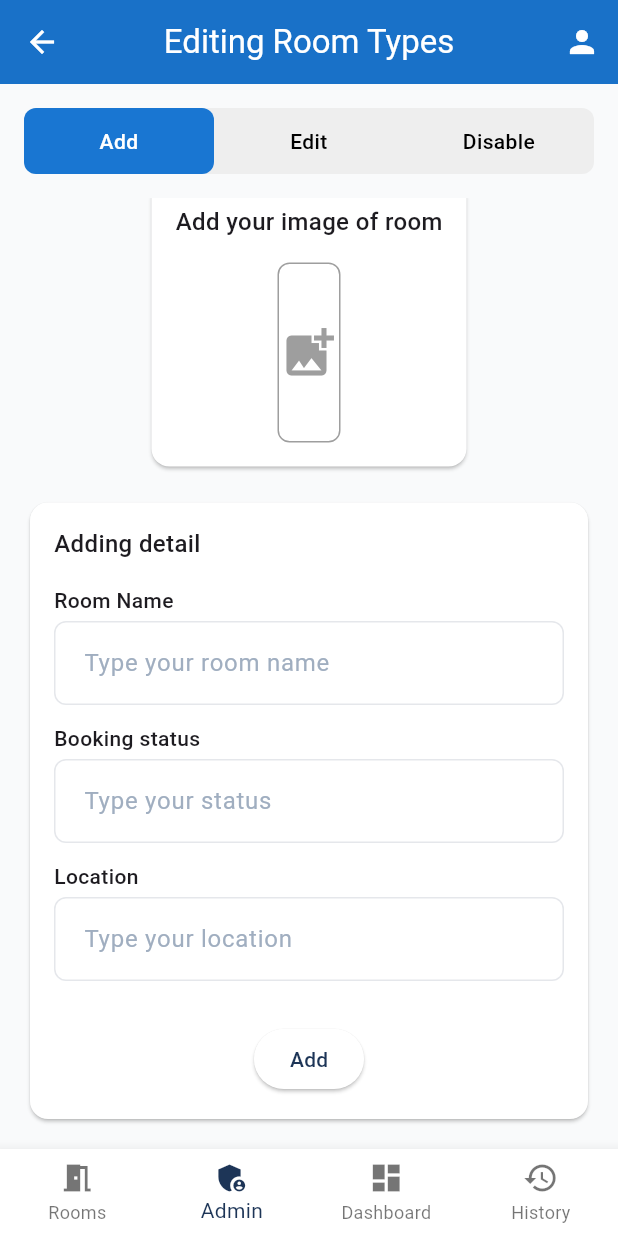
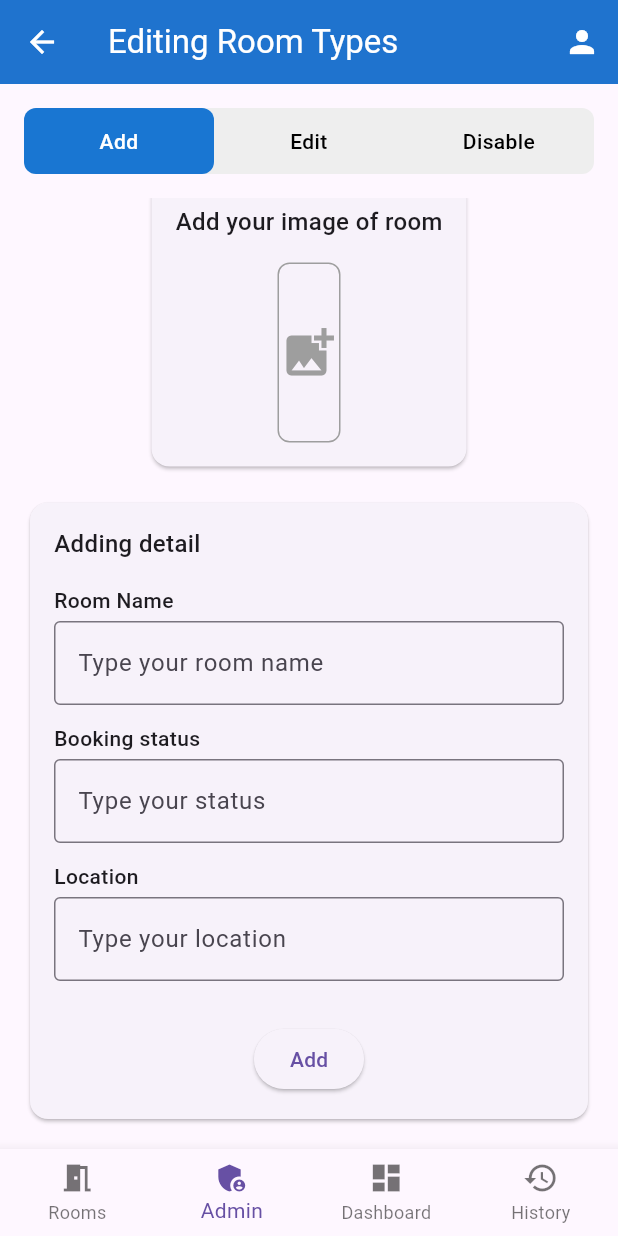
Before and after one commit to riley-tannie/room_booking, a Flutter app: the EditRoomTypesPage screen opened directly, scrolled down 32 dp, on a phone screen of 412 x 824 dp. Run offline on Flutter 3.47's test engine with Material 3 defaults, Android fonts, the phone set to English and light mode, and no system bars; statements that could not run were skipped.

Commit message:
import App_theme, Data store

```diff
--- a/lib/app_theme.dart
+++ b/lib/app_theme.dart
@@ -1,18 +1,17 @@
 // app_theme.dart
-
 import 'package:flutter/material.dart';
 
 class AppTheme {
-  // Primary Colors: Dark Blue (Navy/Indigo) for accents and primary
+  // 🔵 Primary Colors: Dark Blue (Navy/Indigo) for accents and primary actions
   static const Color primaryColor = Color(0xFF1D3557); // Dark Blue
   static const Color primaryDark = Color(0xFF132A46); // Deeper Blue
   static const Color primaryLight = Color(0xFF457B9D); // Lighter Blue
 
-  // Secondary Colors: White/Off-White for backgrounds and surfaces
+  // ⚪ Secondary Colors: White/Off-White for backgrounds and surfaces
   static const Color secondaryColor = Color(0xFFFFFFFF); // White
   static const Color accentColor = Color(0xFF6B7280); // Medium Gray
 
-  // Status Colors
+  // Status Colors (Kept for functional components)
   static const Color successColor = Color(0xFF10B981);
   static const Color warningColor = Color(0xFFF59E0B);
   static const Color errorColor = Color(0xFFEF4444);
@@ -23,33 +22,140 @@
   static const Color surfaceColor = Color(0xFFFFFFFF); // Pure White Surface
   static const Color cardColor = Color(0xFFFFFFFF);
 
-  // Text Colors
+  // Text Colors (Dark text against light background)
   static const Color textPrimary = Color(0xFF1D3557); // Dark Blue (same as primary)
-  static const Color textSecondary = Color(0xFF4B5563); // Dark Gray
-  static const Color textDisabled = Color(0xFFA0AEC0); // Light Gray
+  static const Color textSecondary = Color(0xFF4B5563); // Medium Dark Gray
+  static const Color textDisabled = Color(0xFF9CA3AF); // Light Gray
 
-  // Border Color
-  static const Color borderColor = Color(0xFFE5E7EB); // Very light gray border
+  // Border Colors
+  static const Color borderColor = Color(0xFFD1D5DB); // Light Gray border
+  static const Color dividerColor = Color(0xFFE5E7EB);
 
-  static ThemeData get lightTheme {
-    final textTheme = ThemeData.light().textTheme;
-    return ThemeData(
+  // Gradient (Dark Blue to Deeper Blue)
+  static const Gradient primaryGradient = LinearGradient(
+    begin: Alignment.topLeft,
+    end: Alignment.bottomRight,
+    colors: [primaryColor, primaryDark],
+  );
+
+  // Text Themes
+  static TextTheme get textTheme => const TextTheme(
+    displayLarge: TextStyle(
+      fontSize: 32,
+      fontWeight: FontWeight.bold,
+      color: textPrimary,
+    ),
+    displayMedium: TextStyle(
+      fontSize: 28,
+      fontWeight: FontWeight.bold,
+      color: textPrimary,
+    ),
+    displaySmall: TextStyle(
+      fontSize: 24,
+      fontWeight: FontWeight.bold,
+      color: textPrimary,
+    ),
+    headlineMedium: TextStyle(
+      fontSize: 20,
+      fontWeight: FontWeight.bold,
+      color: textPrimary,
+    ),
+    headlineSmall: TextStyle(
+      fontSize: 18,
+      fontWeight: FontWeight.bold,
+      color: textPrimary,
+    ),
+    titleLarge: TextStyle(
+      fontSize: 16,
+      fontWeight: FontWeight.w600,
+      color: textPrimary,
+    ),
+    bodyLarge: TextStyle(
+      fontSize: 16,
+      fontWeight: FontWeight.normal,
+      color: textPrimary,
+    ),
+    bodyMedium: TextStyle(
+      fontSize: 14,
+      fontWeight: FontWeight.normal,
+      color: textSecondary,
+    ),
+    bodySmall: TextStyle(
+      fontSize: 12,
+      fontWeight: FontWeight.normal,
+      color: textDisabled,
+    ),
+  );
+
+  // App Theme Data
+  static ThemeData get themeData => ThemeData(
     primaryColor: primaryColor,
+    primaryColorDark: primaryDark,
+    primaryColorLight: primaryLight,
+    brightness: Brightness.light,
+
+    // Color Scheme (Light)
+    colorScheme: const ColorScheme.light(
+      primary: primaryColor, // Dark Blue
+      secondary: accentColor,
+      background: backgroundColor,
+      surface: surfaceColor,
+      // Text on primary (dark blue) is white for high contrast
+      onPrimary: Colors.white,
+      onSecondary: textPrimary,
+      onBackground: textPrimary,
+      onSurface: textPrimary,
+      error: errorColor,
+      onError: Colors.white,
+      surfaceTint: primaryLight,
+    ),
     scaffoldBackgroundColor: backgroundColor,
-      appBarTheme: const AppBarTheme(
-        backgroundColor: primaryColor,
-        foregroundColor: secondaryColor,
+
+    // AppBar Theme
+    appBarTheme: AppBarTheme(
+      backgroundColor: primaryColor, // Dark Blue AppBar
+      foregroundColor: Colors.white,
       elevation: 0,
       centerTitle: true,
+      titleTextStyle: textTheme.headlineSmall?.copyWith(color: Colors.white),
     ),
-      colorScheme: ColorScheme.light(
-        primary: primaryColor,
-        secondary: primaryLight,
-        error: errorColor,
-        surface: surfaceColor,
+
+    // Elevated Button Theme
+    elevatedButtonTheme: ElevatedButtonThemeData(
+      style: ElevatedButton.styleFrom(
+        backgroundColor: primaryColor, // Dark Blue background
+        foregroundColor: Colors.white, // White text
+        textStyle: textTheme.titleLarge?.copyWith(color: Colors.white),
+        padding: const EdgeInsets.symmetric(horizontal: 24, vertical: 14),
+        elevation: 3,
+        shape: RoundedRectangleBorder(
+          borderRadius: BorderRadius.circular(10),
         ),
-      textTheme: textTheme,
-      // Input Decoration Theme based on staff_codes.pdf
+      ),
+    ),
+
+    // Outlined Button Theme
+    outlinedButtonTheme: OutlinedButtonThemeData(
+      style: OutlinedButton.styleFrom(
+        foregroundColor: primaryColor, // Dark Blue outline and text
+        textStyle: textTheme.titleLarge,
+        padding: const EdgeInsets.symmetric(horizontal: 24, vertical: 14),
+        side: const BorderSide(color: primaryColor, width: 1.5),
+        shape: RoundedRectangleBorder(
+          borderRadius: BorderRadius.circular(10),
+        ),
+      ),
+    ),
+
+    // Text Button Theme
+    textButtonTheme: TextButtonThemeData(
+      style: TextButton.styleFrom(
+        foregroundColor: primaryColor, // Dark Blue text for links
+        textStyle: textTheme.titleLarge,
+      ),
+    ),
+
+    // Input Decoration Theme
     inputDecorationTheme: InputDecorationTheme(
       border: OutlineInputBorder(
         borderRadius: BorderRadius.circular(8),
@@ -68,6 +174,17 @@
       hintStyle: textTheme.bodyMedium?.copyWith(color: textDisabled),
       contentPadding: const EdgeInsets.symmetric(vertical: 16, horizontal: 16),
     ),
+
+    // Card Theme
+    cardTheme: CardThemeData(
+      color: cardColor,
+      elevation: 1.5,
+      shape: RoundedRectangleBorder(
+        borderRadius: BorderRadius.circular(10),
+      ),
+    ),
+
+    textTheme: textTheme,
+    useMaterial3: true,
   );
 }
-}
```
Also changed, not shown: lib/data_store.dart (added, +269 -0 lines). Lines whose indentation alone changed are shown as unchanged.
